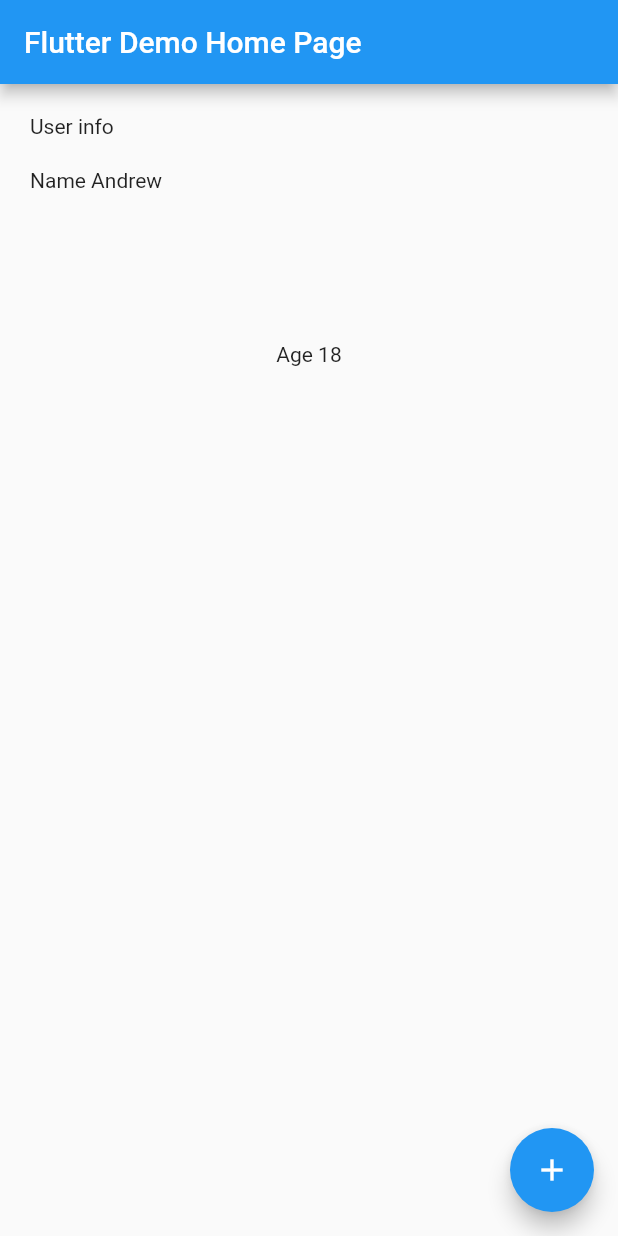
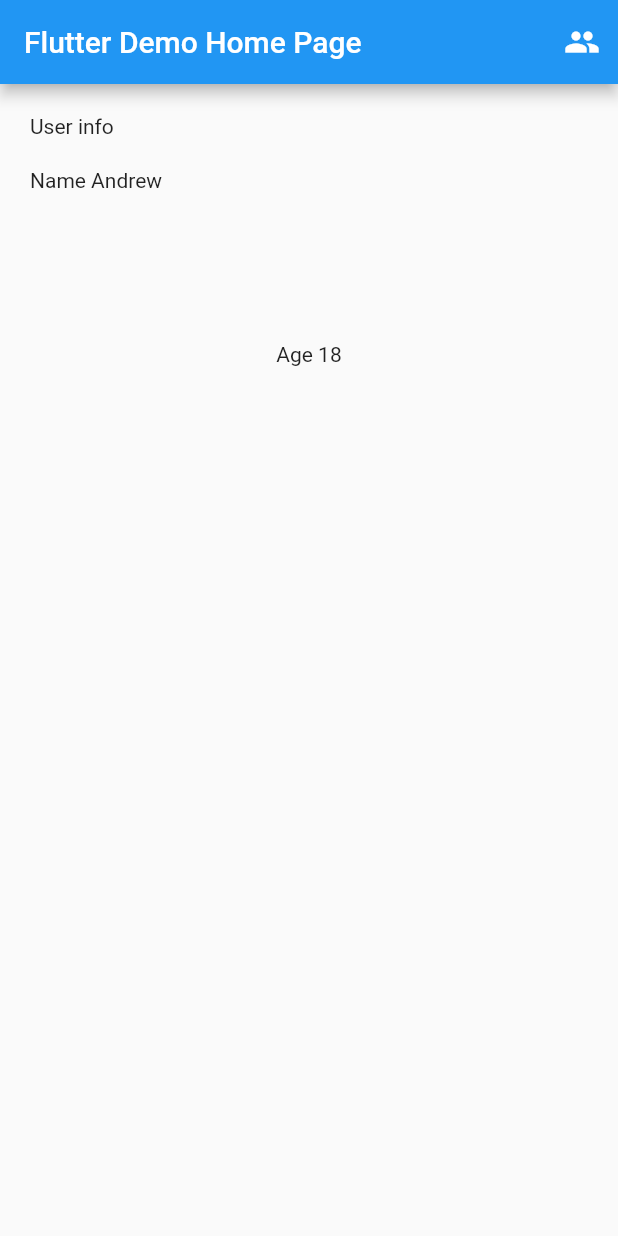
Before and after one commit to AndrewPiterov/speed_up_flutter, a Flutter app: the screen it shows after launch, on a phone screen of 412 x 824 dp. Run offline on Flutter 3.47's test engine with Material 2 defaults, Android fonts, the phone set to English and light mode, and no system bars; missing offline and left inert: speed_up.

```diff
--- /dev/null
+++ b/example/lib/app.dart
@@ -0,0 +1,16 @@
+import 'package:flutter/material.dart';
+
+import 'pages/home_page.dart';
+
+class MyApp extends StatelessWidget {
+  @override
+  Widget build(BuildContext context) {
+    return MaterialApp(
+      title: 'Flutter Demo',
+      theme: ThemeData(
+        primarySwatch: Colors.blue,
+      ),
+      home: MyHomePage(title: 'Flutter Demo Home Page'),
+    );
+  }
+}
--- a/example/lib/main.dart
+++ b/example/lib/main.dart
@@ -1,62 +1,7 @@
 import 'package:flutter/material.dart';
-import 'package:speed_up_flutter/speed_up_flutter.dart';
+
+import 'app.dart';
 
 void main() {
   runApp(MyApp());
 }
-
-class MyApp extends StatelessWidget {
-  @override
-  Widget build(BuildContext context) {
-    return MaterialApp(
-      title: 'Flutter Demo',
-      theme: ThemeData(
-        primarySwatch: Colors.blue,
-      ),
-      home: MyHomePage(title: 'Flutter Demo Home Page'),
-    );
-  }
-}
-
-class MyHomePage extends StatefulWidget {
-  MyHomePage({Key? key, this.title}) : super(key: key);
-
-  final String? title;
-
-  @override
-  _MyHomePageState createState() => _MyHomePageState();
-}
-
-class _MyHomePageState extends State<MyHomePage> {
-  int _counter = 0;
-
-  void _incrementCounter() {
-    setState(() {
-      _counter++;
-    });
-  }
-
-  @override
-  Widget build(BuildContext context) {
-    return Scaffold(
-      appBar: AppBar(
-        title: Text(widget.title!),
-      ),
-      body: Container(
-        child: Section(
-          [
-            'Name Andrew'.asText(),
-            100.h,
-            'Age 18'.asText().inCenter(),
-          ],
-          heading: 'User info'.asText(),
-        ),
-      ),
-      floatingActionButton: FloatingActionButton(
-        onPressed: _incrementCounter,
-        tooltip: 'Increment',
-        child: Icon(Icons.add),
-      ),
-    );
-  }
-}
--- /dev/null
+++ b/example/lib/pages/home_page.dart
@@ -0,0 +1,48 @@
+import 'package:example/pages/contact_list_page.dart';
+import 'package:flutter/material.dart';
+import 'package:speed_up_flutter/speed_up_flutter.dart';
+
+class MyHomePage extends StatefulWidget {
+  MyHomePage({Key? key, this.title}) : super(key: key);
+
+  final String? title;
+
+  @override
+  _MyHomePageState createState() => _MyHomePageState();
+}
+
+class _MyHomePageState extends State<MyHomePage> {
+  @override
+  Widget build(BuildContext context) {
+    return Scaffold(
+      appBar: AppBar(
+        title: Text(widget.title!),
+        actions: [
+          IconButton(
+            onPressed: () => Navigator.of(context).push(
+              MaterialPageRoute(
+                builder: (_) => const ContactListPage(),
+              ),
+            ),
+            icon: Icon(Icons.people),
+          )
+        ],
+      ),
+      body: Container(
+        child: Section(
+          [
+            'Name Andrew'.asText(),
+            100.h,
+            'Age 18'.asText().inCenter(),
+          ],
+          heading: 'User info'.asText(),
+        ),
+      ),
+      // floatingActionButton: FloatingActionButton(
+      //   onPressed: _incrementCounter,
+      //   tooltip: 'Increment',
+      //   child: Icon(Icons.add),
+      // ),
+    );
+  }
+}
--- a/example/pubspec.yaml
+++ b/example/pubspec.yaml
@@ -27,7 +27,8 @@ dependencies:
 
   # The following adds the Cupertino Icons font to your application.
   # Use with the CupertinoIcons class for iOS style icons.
-  cupertino_icons: ^1.0.2
+  cupertino_icons: ^1.0.4
+  speed_up: ^0.6.7
   speed_up_flutter:
       path: ../
 
--- a/lib/speed_up_flutter.dart
+++ b/lib/speed_up_flutter.dart
@@ -1,6 +1,6 @@
 library speed_up_flutter;
 
+export './src/constants.dart';
 export './src/extensions.dart';
 export './src/funcs.dart';
-export './src/section.dart';
 export './src/widgets/widgets.dart';
--- a/lib/src/section.dart
+++ b/lib/src/widgets/section.dart
@@ -1,5 +1,5 @@
 import 'package:flutter/material.dart';
-import './extensions.dart';
+import 'package:speed_up_flutter/speed_up_flutter.dart';
 
 /// Collect related widgets to a section
 /// A section is a thematic grouping of content, typically with a heading
```
Also changed, not shown: example/lib/models/contact.dart (added, +12 -0 lines), example/lib/pages/contact_list_page.dart (added, +56 -0 lines), example/lib/ui_constants.dart (added, +31 -0 lines), lib/src/constants.dart (added, +13 -0 lines), lib/src/widgets/first_last_item_in_list.dart (added, +50 -0 lines), lib/src/widgets/widgets.dart (+15 -2 lines), pubspec.yaml (+3 -4 lines), example/pubspec.lock, pubspec.lock, 6 other files.
